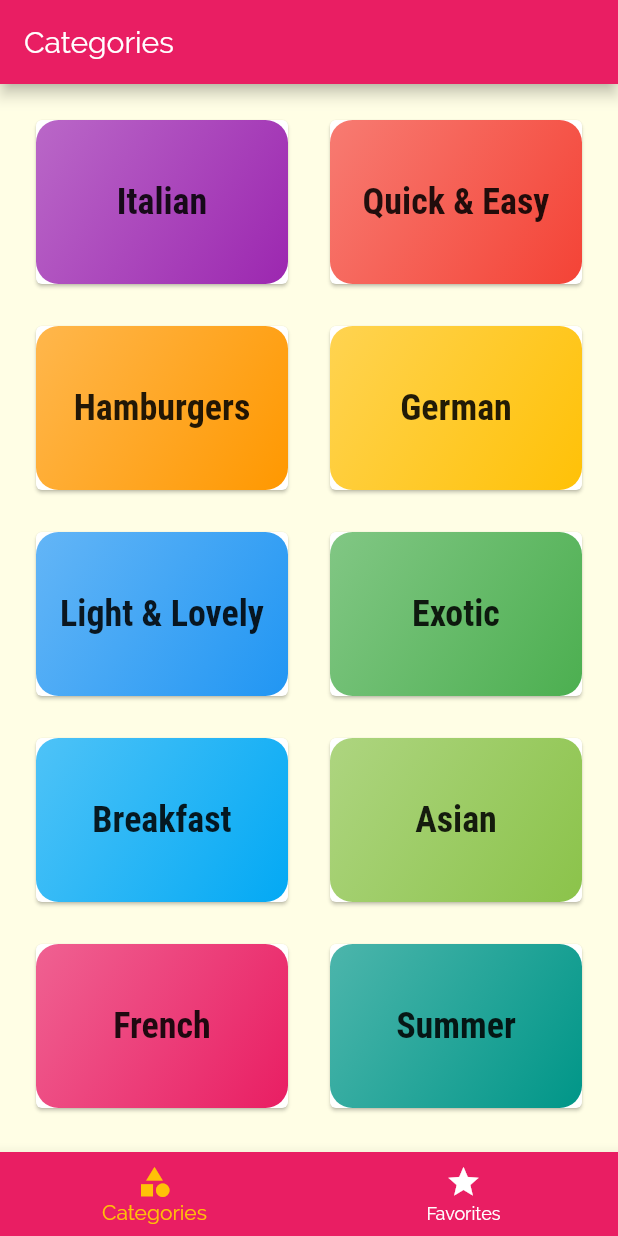
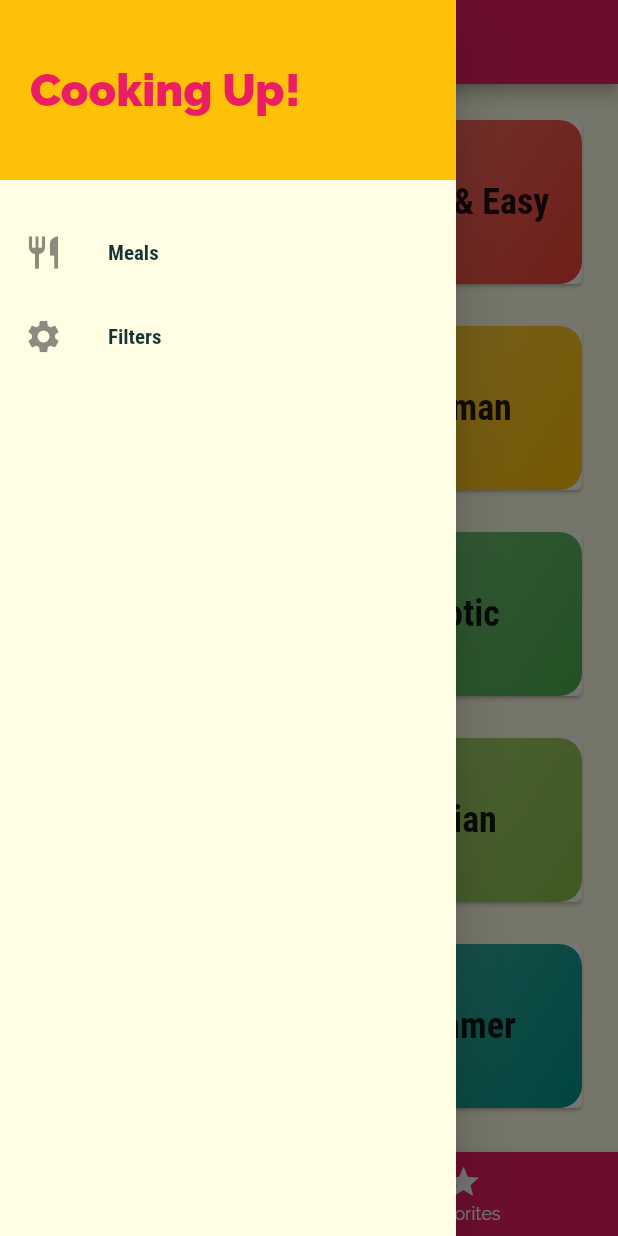
Before and after one commit to MahmoudElsayed-eg/flutter_meal_app, a Flutter app: the screen it shows after launch, with the side drawer open (before the commit the screen has no drawer), on a phone screen of 412 x 824 dp. Run offline on Flutter 3.47's test engine with Material 2 defaults, Android fonts, the phone set to English and light mode, and no system bars.

Commit message:
added main_drawer.dart and used it in tabs_screen.dart

```diff
--- a/lib/screens/tabs_screen.dart
+++ b/lib/screens/tabs_screen.dart
@@ -1,6 +1,7 @@
 import 'package:flutter/material.dart';
 import 'package:flutter_meal_app/screens/categories_screen.dart';
 import 'package:flutter_meal_app/screens/favorites_screen.dart';
+import 'package:flutter_meal_app/widgets/main_drawer.dart';
 
 class TabsScreen extends StatefulWidget {
   const TabsScreen({Key? key}) : super(key: key);
@@ -58,6 +59,7 @@ class _BottomTabScreenState extends State<BottomTabScreen> {
       appBar: AppBar(
         title: Text(_pagesTitle[_selectedPageIndex]),
       ),
+      drawer: MainDrawer(),
       body: _pages[_selectedPageIndex],
       bottomNavigationBar: BottomNavigationBar(
           onTap: _selectTab,currentIndex: _selectedPageIndex,
--- /dev/null
+++ b/lib/widgets/main_drawer.dart
@@ -0,0 +1,51 @@
+import 'package:flutter/material.dart';
+
+class MainDrawer extends StatelessWidget {
+  const MainDrawer({Key? key}) : super(key: key);
+
+  Widget buildListTile(String title,IconData iconData) {
+    return ListTile(
+      leading: Icon(
+        iconData,
+        size: 26,
+      ),
+      title: Text(
+        title,
+        style: TextStyle(fontFamily: "Roboto",fontWeight: FontWeight.bold,),
+      ),
+      onTap: () {
+
+      },
+    );
+  }
+
+  @override
+  Widget build(BuildContext context) {
+    final ThemeData theme = Theme.of(context);
+    return Drawer(
+      child: Column(
+        children: [
+          Container(
+            width: double.infinity,
+            height: 120,
+            color: theme.accentColor,
+            padding: const EdgeInsets.all(20),
+            alignment: Alignment.centerLeft,
+            child: Text(
+              "Cooking Up!",
+              style: TextStyle(
+                  color: theme.primaryColor,
+                  fontWeight: FontWeight.w900,
+                  fontSize: 30),
+            ),
+          ),
+          const SizedBox(
+            height: 20,
+          ),
+          buildListTile("Meals", Icons.restaurant),
+          buildListTile("Filters", Icons.settings),
+        ],
+      ),
+    );
+  }
+}
```
